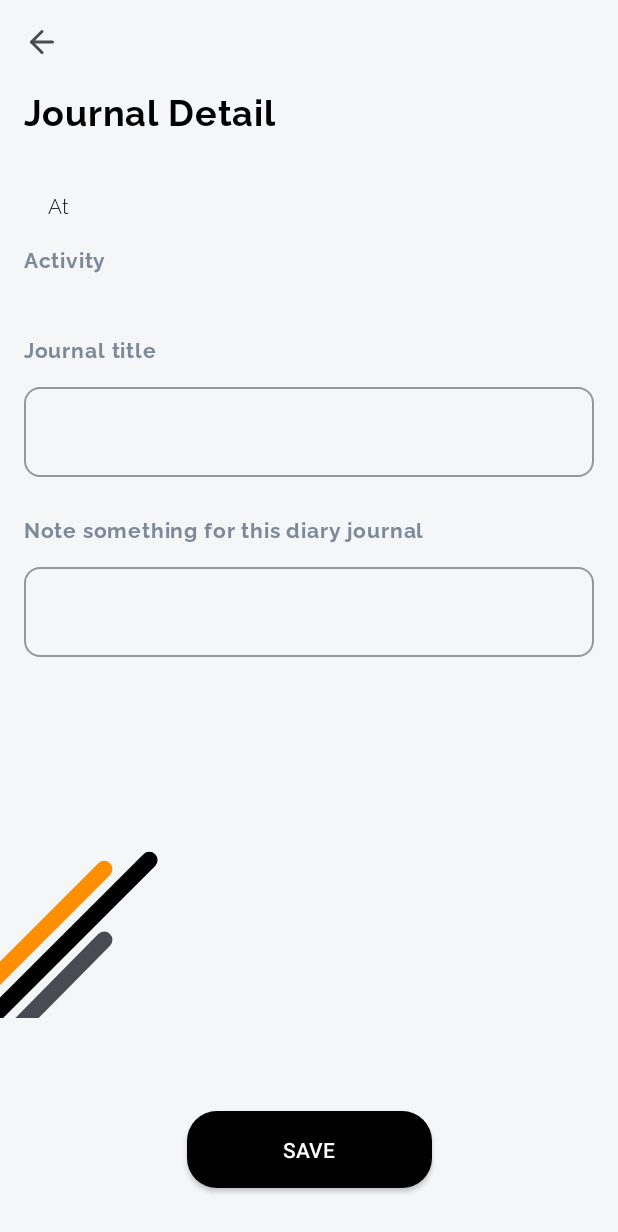
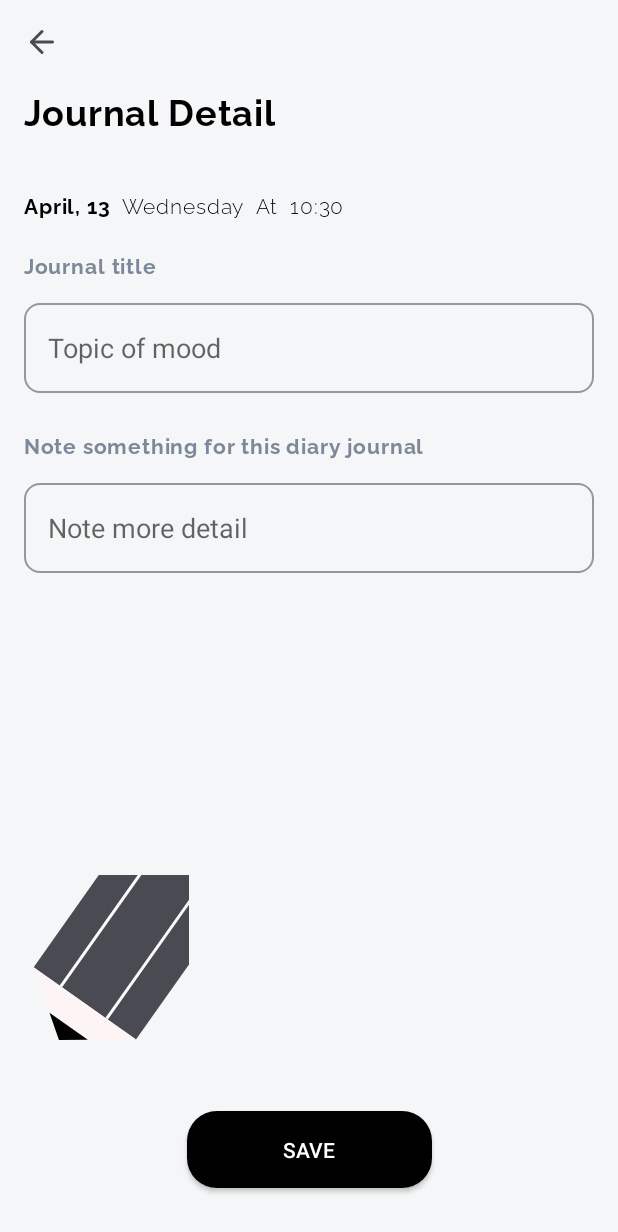
Before and after one commit to Krirati/diary-my-life, an Android app: the ResultJournalFragment screen opened through its navigation route, on a phone screen of 412 x 824 dp. Shown: the top 1232 px of the screen. Run offline under Robolectric (Android 15) with nearby library versions, the phone set to English and light mode, and no system bars; our stand-ins replace data binding, paging; 3 statements that could not run were skipped.

Commit message:
[Add] result flow

```diff
--- a/app/src/main/java/com/kstudio/diarymylife/di/ViewModelModule.kt
+++ b/app/src/main/java/com/kstudio/diarymylife/di/ViewModelModule.kt
@@ -1,5 +1,6 @@
 package com.kstudio.diarymylife.di
 
+import com.kstudio.diarymylife.ui.create.CreateJournalViewModel
 import com.kstudio.diarymylife.ui.create.select_activity.SelectActivityViewModel
 import com.kstudio.diarymylife.ui.create.select_mood.SelectMoodViewModel
 import com.kstudio.diarymylife.ui.home.HomeViewModel
@@ -16,4 +17,5 @@ val viewModelModule = module {
     viewModel { JournalEditViewModel(get()) }
     viewModel { SelectMoodViewModel() }
     viewModel { SelectActivityViewModel(get()) }
+    viewModel { CreateJournalViewModel(get()) }
 }
--- a/app/src/main/java/com/kstudio/diarymylife/repository/JournalRepository.kt
+++ b/app/src/main/java/com/kstudio/diarymylife/repository/JournalRepository.kt
@@ -5,7 +5,7 @@ import com.kstudio.diarymylife.data.Journal
 import kotlinx.coroutines.flow.Flow
 
 class JournalRepository(private val journalDao: JournalDao) {
-    suspend fun insert(journal: Journal) {
+    suspend fun insert(journal: Journal){
         journalDao.insert(journal)
     }
 
--- a/app/src/main/java/com/kstudio/diarymylife/ui/adapter/MoodAdapter.kt
+++ b/app/src/main/java/com/kstudio/diarymylife/ui/adapter/MoodAdapter.kt
@@ -9,11 +9,11 @@ import com.kstudio.diarymylife.databinding.ItemMoodBinding
 class MoodAdapter : RecyclerView.Adapter<MoodAdapter.ViewHolder>() {
 
     val moodList = arrayListOf(
-        R.drawable.ic_pencil,
-        R.drawable.ic_group_40,
-        R.drawable.ic_pencil,
-        R.drawable.ic_group_40,
-        R.drawable.ic_pencil,
+        Pair(0, R.drawable.ic_pencil),
+        Pair(1, R.drawable.ic_group_40),
+        Pair(2, R.drawable.ic_pencil),
+        Pair(3, R.drawable.ic_group_40),
+        Pair(4, R.drawable.ic_pencil)
     )
 
     override fun onCreateViewHolder(parent: ViewGroup, viewType: Int): ViewHolder {
@@ -31,10 +31,15 @@ class MoodAdapter : RecyclerView.Adapter<MoodAdapter.ViewHolder>() {
 
     inner class ViewHolder(private val binding: ItemMoodBinding) :
         RecyclerView.ViewHolder(binding.root) {
-        fun bind(item: Int?) = with(binding) {
-            item?.let {
-                imageMood.setImageResource(item)
+        fun bind(item: Pair<Int,Int?>) = with(binding) {
+            item.let {
+                item.second?.let { it1 -> imageMood.setImageResource(it1) }
             }
         }
     }
+
+    @JvmName("getMoodList1")
+    fun getMoodList(): ArrayList<Pair<Int, Int>> {
+        return moodList
+    }
 }
--- a/app/src/main/java/com/kstudio/diarymylife/ui/base/BaseFragment.kt
+++ b/app/src/main/java/com/kstudio/diarymylife/ui/base/BaseFragment.kt
@@ -45,7 +45,7 @@ abstract class BaseFragment<VB : ViewBinding>(
 
     abstract fun bindingView()
 
-    open fun onBackPressed() {
+    open fun onBackPressedOrFinish() {
         requireActivity().finishAfterTransition()
         requireActivity().overridePendingTransition(
             R.anim.slide_in_top,
--- a/app/src/main/java/com/kstudio/diarymylife/ui/create/CreateJournalViewModel.kt
+++ b/app/src/main/java/com/kstudio/diarymylife/ui/create/CreateJournalViewModel.kt
@@ -1,14 +1,72 @@
 package com.kstudio.diarymylife.ui.create
 
 import androidx.lifecycle.MutableLiveData
+import androidx.lifecycle.viewModelScope
+import com.kstudio.diarymylife.data.Journal
+import com.kstudio.diarymylife.repository.JournalRepository
 import com.kstudio.diarymylife.ui.base.BaseViewModel
+import kotlinx.coroutines.launch
+import java.time.LocalDateTime
 
-class CreateJournalViewModel:BaseViewModel() {
 
-    private var _selects: MutableLiveData<Int> = MutableLiveData()
-    var selects = _selects
+class CreateJournalViewModel(
+    private val journalRepository: JournalRepository
+) : BaseViewModel() {
+    private var _selectsMood: MutableLiveData<Pair<Int, Int>> = MutableLiveData()
+    var selectsMood: MutableLiveData<Pair<Int, Int>> = _selectsMood
 
-    fun setupSelectMood(index: Int) {
-        _selects.postValue(index)
+    private var _selectsActivity: MutableLiveData<ArrayList<Pair<String, String>>?> =
+        MutableLiveData()
+    var selectsActivity: MutableLiveData<ArrayList<Pair<String, String>>?> = _selectsActivity
+
+    private var _titleJournal: MutableLiveData<String> = MutableLiveData()
+    var titleJournal: MutableLiveData<String> = _titleJournal
+
+    private var _descJournal: MutableLiveData<String> = MutableLiveData()
+    var descJournal: MutableLiveData<String> = _descJournal
+
+    fun setupSelectMood(index: Pair<Int, Int>) {
+        _selectsMood.postValue(index)
+    }
+
+    fun setUpTitleJournal(text: String) {
+        _titleJournal.postValue(text)
+    }
+
+    fun setUpDescJournal(text: String) {
+        _descJournal.postValue(text)
+    }
+
+    fun addSelectActivity(data: Pair<String, String>) {
+        val temp = _selectsActivity.value
+        if (temp != null && !temp.contains(data)) {
+            temp.add(data)
+            _selectsActivity.postValue(temp)
+        } else {
+            _selectsActivity.postValue(arrayListOf(data))
+        }
+    }
+
+    fun removeSelectActivity(data: Pair<String, String>) {
+        val temp = _selectsActivity.value
+        if (_selectsActivity.value?.contains(data) == true) {
+            temp?.remove(data)
+            _selectsActivity.postValue(temp!!)
+        } else return
+    }
+
+    fun createRecentJournal() {
+        val req = Journal(
+            title = _titleJournal.value.toString(),
+            description = _descJournal.value.toString(),
+            timestamp = LocalDateTime.now(),
+            createTime = LocalDateTime.now(),
+            imageName = _selectsMood.value?.second.toString(),
+            mood = _selectsMood.value?.first.toString(),
+//            activity = _selectsActivity.value
+        )
+        viewModelScope.launch {
+            journalRepository.insert(req)
+        }
     }
 }
--- a/app/src/main/java/com/kstudio/diarymylife/ui/create/result_journal/ResultJournalFragment.kt
+++ b/app/src/main/java/com/kstudio/diarymylife/ui/create/result_journal/ResultJournalFragment.kt
@@ -3,25 +3,45 @@ package com.kstudio.diarymylife.ui.create.result_journal
 import android.os.Bundle
 import android.view.View
 import androidx.activity.OnBackPressedCallback
+import androidx.core.widget.doOnTextChanged
+import androidx.fragment.app.activityViewModels
 import androidx.navigation.fragment.findNavController
+import androidx.recyclerview.widget.StaggeredGridLayoutManager
 import com.kstudio.diarymylife.databinding.FragmentJournalBinding
+import com.kstudio.diarymylife.ui.adapter.ActivityListResultAdapter
 import com.kstudio.diarymylife.ui.base.BaseFragment
+import com.kstudio.diarymylife.ui.create.CreateJournalViewModel
 
 class ResultJournalFragment :
     BaseFragment<FragmentJournalBinding>(FragmentJournalBinding::inflate) {
+
+    private val shearViewModel: CreateJournalViewModel by activityViewModels()
+    private val adapterActivity by lazy {
+        ActivityListResultAdapter(
+            requireContext(),
+        )
+    }
 
     override fun onViewCreated(view: View, savedInstanceState: Bundle?) {
         super.onViewCreated(view, savedInstanceState)
         bindingView()
         handleOnBackPress()
+        observeLiveDate()
+        observeEditText()
     }
 
-    override fun bindingView() = with(binding){
+    override fun bindingView() = with(binding) {
+        recyclerviewActivity.apply {
+            layoutManager = StaggeredGridLayoutManager(4, StaggeredGridLayoutManager.VERTICAL)
+            isNestedScrollingEnabled = false
+            adapter = adapterActivity
+        }
         setVisibleGone()
-        back.setOnClickListener { onBackPressed() }
+        back.setOnClickListener { onBackPressedOrFinish() }
+        buttonSave.setOnClickListener { addNewJournal() }
     }
 
-    override fun onBackPressed() {
+    override fun onBackPressedOrFinish() {
         findNavController().navigateUp()
     }
 
@@ -30,7 +50,7 @@ class ResultJournalFragment :
             viewLifecycleOwner,
             object : OnBackPressedCallback(true) {
                 override fun handleOnBackPressed() {
-                    onBackPressed()
+                    onBackPressedOrFinish()
                 }
             })
     }
@@ -42,4 +62,52 @@ class ResultJournalFragment :
         iconDateEdit.visibility = View.GONE
         iconActivityEdit.visibility = View.GONE
     }
+
+    private fun observeLiveDate() {
+        shearViewModel.selectsMood.observe(viewLifecycleOwner) {
+            setUpImageMood(it)
+        }
+        shearViewModel.localDateSelect.observe(viewLifecycleOwner) {
+            binding.date.bindView(it)
+        }
+        shearViewModel.localTimeSelect.observe(viewLifecycleOwner) {
+            binding.date.bindTime(it)
+        }
+        shearViewModel.selectsActivity.observe(viewLifecycleOwner) {
+            if (it != null && it.size > 0) {
+                adapterActivity.updateActivityItems(it)
+                showActivity()
+            } else {
+                hideActivity()
+            }
+        }
+    }
+
+    private fun observeEditText() {
+        binding.journalTitleEdit.doOnTextChanged { text, start, before, count ->
+            shearViewModel.setUpTitleJournal(text.toString())
+        }
+        binding.journalDescEdit.doOnTextChanged { text, start, before, count ->
+            shearViewModel.setUpDescJournal(text.toString())
+        }
+    }
+
+    private fun setUpImageMood(data: Pair<Int, Int>) {
+        binding.imageMood.setBackgroundResource(data.second)
+    }
+
+    private fun hideActivity() = with(binding) {
+        activityTitle.visibility = View.GONE
+        recyclerviewActivity.visibility = View.GONE
+    }
+
+    private fun showActivity() = with(binding) {
+        activityTitle.visibility = View.VISIBLE
+        recyclerviewActivity.visibility = View.VISIBLE
+    }
+
+    private fun addNewJournal() {
+        shearViewModel.createRecentJournal()
+        onBackPressedOrFinish()
+    }
 }
--- a/app/src/main/java/com/kstudio/diarymylife/ui/create/select_mood/SelectMoodFragment.kt
+++ b/app/src/main/java/com/kstudio/diarymylife/ui/create/select_mood/SelectMoodFragment.kt
@@ -5,7 +5,6 @@ import android.os.Bundle
 import android.util.Log
 import android.view.View
 import androidx.activity.OnBackPressedCallback
-import androidx.fragment.app.activityViewModels
 import androidx.navigation.fragment.findNavController
 import androidx.viewpager2.widget.MarginPageTransformer
 import androidx.viewpager2.widget.ViewPager2
@@ -21,6 +20,7 @@ import com.kstudio.diarymylife.utils.Formats.Companion.DATE_TIME_FORMAT_APP
 import com.kstudio.diarymylife.utils.convertTime
 import com.kstudio.diarymylife.utils.dpToPx
 import com.kstudio.diarymylife.utils.toStringFormat
+import org.koin.androidx.viewmodel.ext.android.sharedViewModel
 import org.koin.androidx.viewmodel.ext.android.viewModel
 import java.time.LocalDateTime
 
@@ -28,7 +28,7 @@ class SelectMoodFragment :
     BaseFragment<FragmentSelectMoodBinding>(FragmentSelectMoodBinding::inflate), SelectDateHandle {
 
     private val viewModel by viewModel<SelectMoodViewModel>()
-    private val shareViewModel: CreateJournalViewModel by activityViewModels()
+    private val shareViewModel by sharedViewModel<CreateJournalViewModel>()
 
     private val adapterMood by lazy { MoodAdapter() }
 
@@ -68,12 +68,11 @@ class SelectMoodFragment :
                 requireContext(),
                 ::onClickDoneBottomSheet,
                 ::onCloseBottomSheet,
-                viewModel
             )
             bottomSheetSelectTime.show(childFragmentManager, "bottom sheet date")
         }
         buttonNext.setOnClickListener { navigateToNextScreen() }
-        back.setOnClickListener { onBackPressed() }
+        back.setOnClickListener { onBackPressedOrFinish() }
     }
 
     override fun handleOnBackPress() {
@@ -81,35 +80,35 @@ class SelectMoodFragment :
             viewLifecycleOwner,
             object : OnBackPressedCallback(true) {
                 override fun handleOnBackPressed() {
-                    onBackPressed()
+                    onBackPressedOrFinish()
                 }
             })
     }
 
     override fun onClickDoneBottomSheet(date: ResultSelectDate) {
         date.day?.let {
-            viewModel.setSelectDate(it)
-            viewModel.updateCurrentSelectedDate(it.toStringFormat(), true)
+            shareViewModel.setSelectDate(it)
+            shareViewModel.updateCurrentSelectedDate(it.toStringFormat(), true)
         }
         date.time?.let {
-            viewModel.setSelectTime(it)
+            shareViewModel.setSelectTime(it)
         }
         binding.currentSelectTime.text = convertTime(date.getLocalDateTime())
     }
 
     override fun onCloseBottomSheet() {
-        val currentDate = viewModel.selectedDate.value
+        val currentDate = shareViewModel.selectedDate.value
         if (currentDate != null) {
-            viewModel.updateCurrentSelectedDate(currentDate, true)
+            shareViewModel.updateCurrentSelectedDate(currentDate, true)
         }
     }
 
     private fun observeLiveData() {
-        viewModel.localDateSelect.observe(viewLifecycleOwner) {
+        shareViewModel.localDateSelect.observe(viewLifecycleOwner) {
             Log.d("test", "ob ::" + it)
         }
 
-        viewModel.selectedDate.observe(viewLifecycleOwner) {
+        shareViewModel.selectedDate.observe(viewLifecycleOwner) {
             Log.d("test", "ob frag ::" + it)
         }
     }
@@ -125,7 +124,7 @@ class SelectMoodFragment :
         object : ViewPager2.OnPageChangeCallback() {
             override fun onPageSelected(position: Int) {
                 super.onPageSelected(position)
-                shareViewModel.setupSelectMood(position)
+                shareViewModel.setupSelectMood(adapterMood.getMoodList()[position])
             }
         }
 }
--- a/app/src/main/java/com/kstudio/diarymylife/ui/home/HomeViewModel.kt
+++ b/app/src/main/java/com/kstudio/diarymylife/ui/home/HomeViewModel.kt
@@ -71,7 +71,7 @@ class HomeViewModel constructor(
                     viewType = VIEW_ITEM,
                     data = JournalUI(
                         journalId = it.id,
-                        title = it.title + it.id,
+                        title = it.title,
                         desc = it.description,
                         mood = it.mood ?: "",
                         activity = it.activity ,
--- a/app/src/main/res/layout/custom_app_bar.xml
+++ b/app/src/main/res/layout/custom_app_bar.xml
@@ -42,12 +42,14 @@
 
         <androidx.appcompat.widget.AppCompatTextView
             android:id="@+id/title_custom_cancel_btn"
+            style="@style/SubtitleAmberBold"
             android:layout_width="wrap_content"
             android:layout_height="wrap_content"
             android:layout_marginTop="4dp"
             android:layout_marginEnd="16dp"
             android:gravity="center_horizontal"
-            android:visibility="gone"
+            android:visibility="visible"
+            android:text="Cancel"
             app:layout_constraintRight_toRightOf="parent"
             app:layout_constraintTop_toTopOf="@+id/title_custom_text" />
 
--- a/app/src/main/res/layout/fragment_journal.xml
+++ b/app/src/main/res/layout/fragment_journal.xml
@@ -11,6 +11,16 @@
         android:layout_width="match_parent"
         android:layout_height="match_parent"
         android:background="@color/secondary_grey10">
+
+        <androidx.appcompat.widget.AppCompatImageView
+            android:id="@+id/image_mood"
+            android:layout_width="wrap_content"
+            android:layout_height="wrap_content"
+            android:background="@drawable/ic_line"
+            app:layout_constraintBottom_toBottomOf="parent"
+            app:layout_constraintStart_toStartOf="parent"
+            app:layout_constraintTop_toTopOf="parent"
+            app:layout_constraintVertical_bias="0.85" />
 
         <androidx.core.widget.NestedScrollView
             android:id="@+id/nestedScrollView"
@@ -49,10 +59,19 @@
                     app:layout_constraintTop_toBottomOf="@+id/back" />
 
                 <androidx.appcompat.widget.LinearLayoutCompat
+                    android:id="@+id/detail"
+                    android:layout_width="match_parent"
+                    android:layout_height="wrap_content"
+                    android:layout_marginTop="@dimen/dp_32"
+                    android:orientation="vertical"
+                    app:layout_constraintEnd_toEndOf="parent"
+                    app:layout_constraintStart_toStartOf="parent"
+                    app:layout_constraintTop_toBottomOf="@+id/title">
+
+                    <androidx.appcompat.widget.LinearLayoutCompat
                         android:id="@+id/date_title"
                         android:layout_width="match_parent"
                         android:layout_height="wrap_content"
-                    android:layout_marginTop="@dimen/dp_32"
                         android:gravity="center"
                         android:orientation="horizontal"
                         app:layout_constraintStart_toStartOf="@+id/title"
@@ -84,7 +103,9 @@
                         android:layout_marginTop="@dimen/dp_16"
                         android:gravity="center"
                         android:orientation="horizontal"
-                    app:layout_constraintTop_toBottomOf="@+id/date_title">
+                        android:visibility="gone"
+                        app:layout_constraintTop_toBottomOf="@+id/date_title"
+                        tools:visibility="visible">
 
                         <androidx.appcompat.widget.AppCompatTextView
                             style="@style/SubtitleGreyBold"
@@ -113,18 +134,19 @@
                         android:orientation="horizontal"
                         app:layoutManager="androidx.recyclerview.widget.LinearLayoutManager"
                         app:layout_constraintStart_toStartOf="parent"
-                    app:layout_constraintTop_toBottomOf="@+id/activity_title"
-                    tools:listitem="@layout/item_chip_activity" />
+                        app:layout_constraintTop_toBottomOf="@+id/acxtivity_title"
+                        tools:listitem="@layout/item_chip_activity_result" />
+                </androidx.appcompat.widget.LinearLayoutCompat>
 
                 <androidx.appcompat.widget.AppCompatTextView
                     android:id="@+id/journal_title_head"
                     style="@style/SubtitleGreyBold"
                     android:layout_width="wrap_content"
                     android:layout_height="wrap_content"
-                    android:layout_marginTop="@dimen/dp_24"
+                    android:layout_marginTop="@dimen/dp_4"
                     android:text="Journal title"
                     app:layout_constraintStart_toStartOf="parent"
-                    app:layout_constraintTop_toBottomOf="@+id/recyclerview_activity" />
+                    app:layout_constraintTop_toBottomOf="@+id/detail" />
 
                 <androidx.constraintlayout.widget.ConstraintLayout
                     android:id="@+id/title_container"
@@ -149,10 +171,11 @@
                         android:layout_width="match_parent"
                         android:layout_height="60dp"
                         android:background="@drawable/custom_input"
+                        android:maxLength="60"
                         android:maxLines="1"
-                        android:maxLength="60"
                         android:paddingHorizontal="@dimen/dp_16"
                         android:singleLine="true"
+                        android:hint="Topic of mood"
                         app:layout_constraintBottom_toBottomOf="parent"
                         app:layout_constraintEnd_toEndOf="parent"
                         app:layout_constraintStart_toStartOf="parent"
@@ -167,6 +190,7 @@
                     android:layout_height="wrap_content"
                     android:layout_marginTop="@dimen/dp_24"
                     android:text="Note something for this diary journal"
+                    android:hint="More detail"
                     app:layout_constraintStart_toStartOf="parent"
                     app:layout_constraintTop_toBottomOf="@+id/title_container" />
 
@@ -190,10 +214,11 @@
                         android:id="@+id/journal_desc_edit"
                         android:layout_width="match_parent"
                         android:layout_height="wrap_content"
-                        android:minHeight="60dp"
                         android:background="@drawable/custom_input"
                         android:maxLines="4"
+                        android:minHeight="60dp"
                         android:paddingHorizontal="@dimen/dp_16"
+                        android:hint="Note more detail"
                         app:layout_constraintBottom_toBottomOf="parent"
                         app:layout_constraintEnd_toEndOf="parent"
                         app:layout_constraintStart_toStartOf="parent"
@@ -223,14 +248,6 @@
             app:layout_constraintStart_toStartOf="parent"
             tools:visibility="gone" />
 
-        <RelativeLayout
-            android:layout_width="wrap_content"
-            android:layout_height="wrap_content"
-            android:layout_marginBottom="@dimen/dp_32"
-            android:background="@drawable/ic_line"
-            app:layout_constraintBottom_toBottomOf="parent"
-            app:layout_constraintStart_toStartOf="parent"
-            app:layout_constraintTop_toBottomOf="@+id/nestedScrollView" />
 
     </androidx.constraintlayout.widget.ConstraintLayout>
 </layout>
```
Also changed, not shown: app/src/main/java/com/kstudio/diarymylife/ui/adapter/ActivityListAdapter.kt (+21 -6 lines), app/src/main/java/com/kstudio/diarymylife/ui/adapter/viewholder/ItemCardMemoryViewHolder.kt (+4 -4 lines), app/src/main/java/com/kstudio/diarymylife/ui/create/select_activity/SelectActivityFragment.kt (+20 -7 lines), app/src/main/java/com/kstudio/diarymylife/ui/widgets/select_date_bottomsheet/SelectDateBottomSheet.kt (+13 -11 lines). Lines whose indentation alone changed are shown as unchanged.
